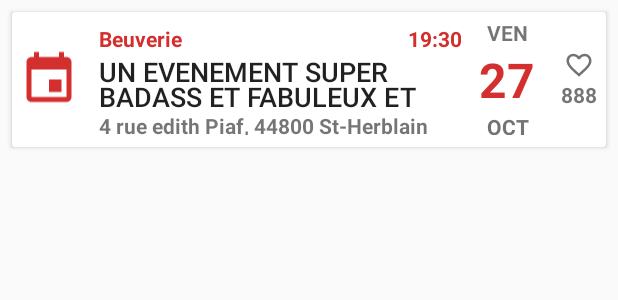
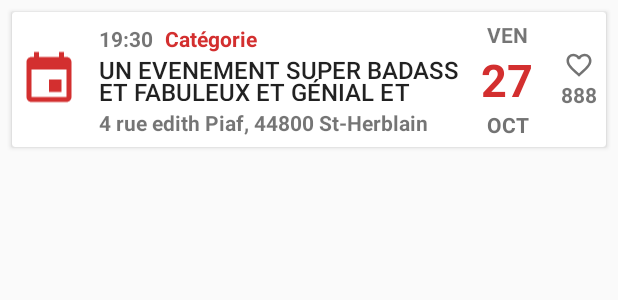
Before and after one commit to DTAMeetUp/App-DTAMeetUp, an Android app: the layout fragment_event.xml on its own in the app's theme, with its tools: preview values and no code run, on a phone screen of 412 x 824 dp. Shown: the top 300 px of the screen. Run offline under Robolectric (Android 15) with nearby library versions, the phone set to English and light mode, and no system bars.

Commit message:
Event CardView adjustments

```diff
--- a/app/src/main/res/layout/fragment_event.xml
+++ b/app/src/main/res/layout/fragment_event.xml
@@ -10,7 +10,7 @@
         android:layout_height="match_parent"
         android:orientation="horizontal"
         android:paddingBottom="@dimen/small_margin"
-        android:paddingTop="@dimen/small_margin">
+        android:paddingTop="@dimen/small_margin" android:baselineAligned="false">
 
         <LinearLayout
             android:layout_width="50dp"
@@ -21,18 +21,19 @@
             <ImageView
                 android:id="@+id/iconCategoryImageView"
                 android:layout_width="40dp"
-                android:layout_height="wrap_content"
+                android:layout_height="0dp"
                 android:layout_gravity="center"
                 android:layout_weight="1"
+                android:contentDescription="Category Icon"
                 android:tint="@color/colorPrimary"
                 app:srcCompat="@drawable/ic_event" />
 
         </LinearLayout>
 
         <LinearLayout
-            android:layout_width="match_parent"
+            android:layout_width="0dp"
             android:layout_height="match_parent"
-            android:layout_marginLeft="@dimen/small_margin"
+            android:layout_marginStart="@dimen/small_margin"
             android:layout_weight="1"
             android:orientation="vertical">
 
@@ -42,26 +43,26 @@
                 android:orientation="horizontal">
 
                 <TextView
-                    android:id="@+id/categoryTextView"
+                    android:id="@+id/timeTextView"
                     android:layout_width="wrap_content"
-                    android:layout_height="wrap_content"
-                    android:layout_weight="1"
-                    android:maxLines="1"
-                    android:text="Beuverie"
-                    android:textAppearance="@style/TextAppearance.AppCompat.Caption"
-                    android:textColor="@color/colorPrimary"
-                    android:textSize="14sp"
-                    android:textStyle="bold" />
-
-                <TextView
-                    android:id="@+id/timeTextView"
-                    android:layout_width="50dp"
                     android:layout_height="wrap_content"
                     android:gravity="top"
                     android:maxLines="1"
                     android:text="19:30"
                     android:textAlignment="textEnd"
+                    android:textStyle="bold" />
+
+                <TextView
+                    android:id="@+id/categoryTextView"
+                    android:layout_width="0dp"
+                    android:layout_height="wrap_content"
+                    android:layout_marginStart="@dimen/small_margin"
+                    android:layout_weight="1"
+                    android:maxLines="1"
+                    android:text="@string/event_category"
+                    android:textAppearance="@style/TextAppearance.AppCompat.Caption"
                     android:textColor="@color/colorPrimary"
+                    android:textSize="14sp"
                     android:textStyle="bold" />
 
             </LinearLayout>
@@ -70,20 +71,19 @@
                 android:id="@+id/eventLabelTextView"
                 android:layout_width="match_parent"
                 android:layout_height="wrap_content"
-                android:layout_weight="1"
                 android:lineSpacingMultiplier="0.8"
                 android:maxLines="2"
                 android:minLines="2"
                 android:text="Un evenement super badass et fabuleux et génial et magnifique"
                 android:textAllCaps="true"
                 android:textAppearance="@style/TextAppearance.AppCompat.Title"
-                android:textSize="18sp" />
+                android:textSize="16sp" />
 
             <TextView
                 android:id="@+id/locationTextView"
                 android:layout_width="match_parent"
                 android:layout_height="wrap_content"
-                android:layout_weight="1"
+                android:gravity="top"
                 android:maxLines="1"
                 android:text="4 rue edith Piaf, 44800 St-Herblain"
                 android:textAlignment="textStart"
@@ -117,7 +117,7 @@
                 android:text="27"
                 android:textAlignment="center"
                 android:textColor="@color/colorPrimary"
-                android:textSize="32sp"
+                android:textSize="30sp"
                 android:textStyle="bold" />
 
             <TextView
@@ -125,7 +125,6 @@
                 android:layout_width="match_parent"
                 android:layout_height="wrap_content"
                 android:layout_weight="1"
-                android:gravity="top"
                 android:maxLines="1"
                 android:text="OCT"
                 android:textAlignment="center"
@@ -151,6 +150,7 @@
                     android:layout_gravity="center"
                     android:layout_marginLeft="@dimen/small_margin"
                     android:layout_marginRight="@dimen/small_margin"
+                    android:contentDescription="@string/interested"
                     android:tint="@color/secondaryTextColor"
                     app:srcCompat="@drawable/ic_favorite_border" />
 
--- a/app/src/main/res/values/strings.xml
+++ b/app/src/main/res/values/strings.xml
@@ -25,6 +25,7 @@
     <string name="description">Description</string>
     <string name="save">Sauvegarder</string>
     <string name="selectDateTime">Sélectionner date et heure</string>
+    <string name="interested">Intéressés</string>
 
     <string-array name="categories">
         <item name="bar">Bar</item>
```
